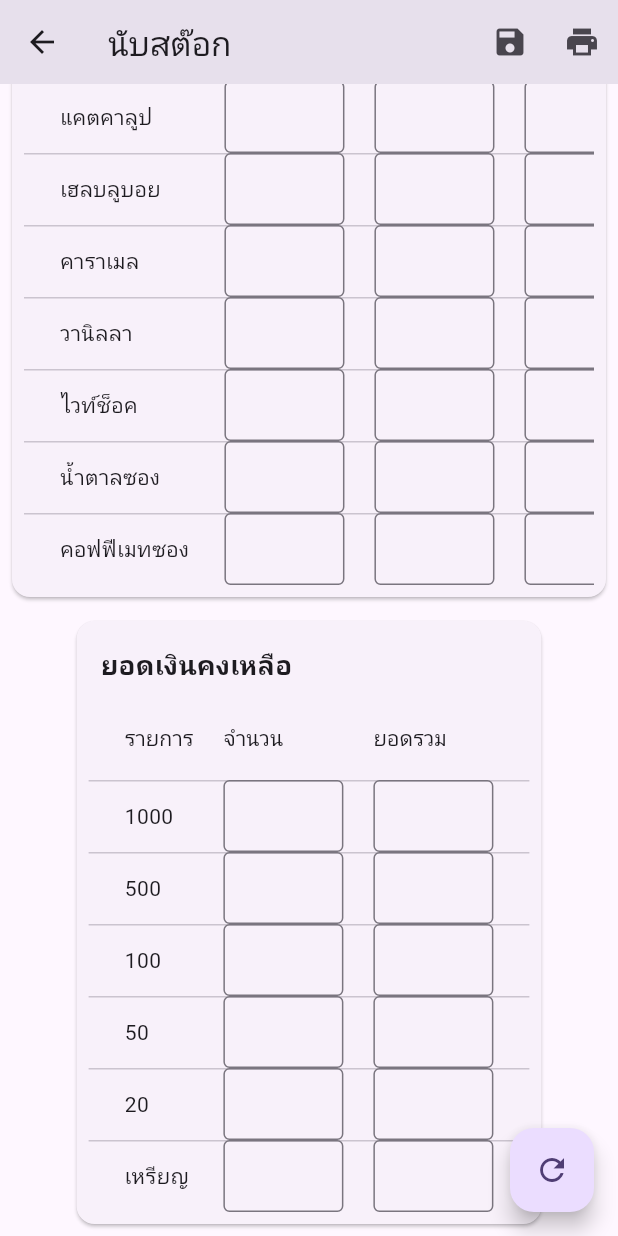
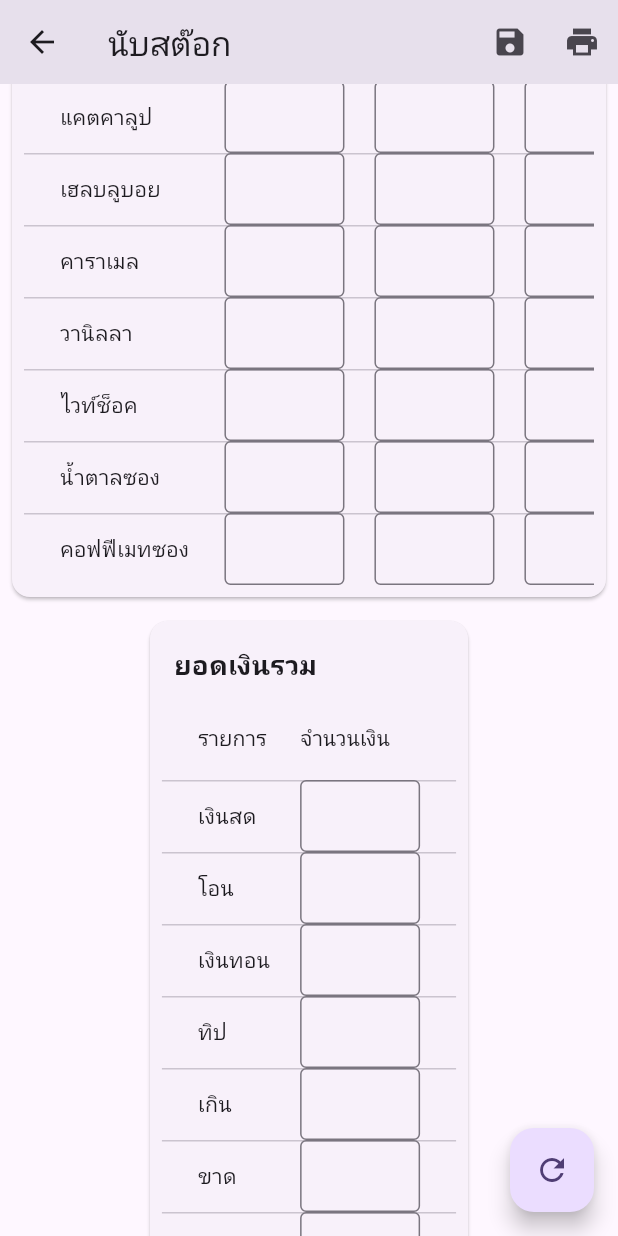
Before and after one commit to llsit/roast-koff-management, a Flutter app: the AddStockScreen screen opened by its route, scrolled down 2880 dp, on a phone screen of 412 x 824 dp. Run offline on Flutter 3.47's test engine with Material 3 defaults, Android fonts, the phone set to English and light mode, and no system bars; our stand-ins replace firebase_auth, firebase_core, flutter_dotenv; accounts and stored records are empty.

Commit message:
- added table in bottom

```diff
--- a/lib/features/stock/presentation/screen/add_stock_screen.dart
+++ b/lib/features/stock/presentation/screen/add_stock_screen.dart
@@ -78,7 +78,17 @@ class _AddStockScreenState extends State<AddStockScreen> {
     StockItem(name: 'คอฟฟีเมทซอง', category: 'right'),
   ];
 
-  final List<StockItem> bottomItems = [
+  final List<StockItem> bottomLeftItems = [
+    StockItem(name: 'เงินสด', category: 'leftBottom'),
+    StockItem(name: 'โอน', category: 'leftBottom'),
+    StockItem(name: 'เงินทอน', category: 'leftBottom'),
+    StockItem(name: 'ทิป', category: 'leftBottom'),
+    StockItem(name: 'เกิน', category: 'leftBottom'),
+    StockItem(name: 'ขาด', category: 'leftBottom'),
+    StockItem(name: 'รวม', category: 'leftBottom'),
+  ];
+
+  final List<StockItem> bottomRightItems = [
     StockItem(name: '1000', category: 'bottom'),
     StockItem(name: '500', category: 'bottom'),
     StockItem(name: '100', category: 'bottom'),
@@ -144,8 +154,7 @@ class _AddStockScreenState extends State<AddStockScreen> {
                   _buildDateSection(),
                   _buildTopSection(),
                   _buildItemsSection(context, constraints),
-                  _buildBottomSection(),
-                  _buildTotalSection(),
+                  _buildBottomItemsSection(constraints),
                 ],
               ),
             );
@@ -167,8 +176,13 @@ class _AddStockScreenState extends State<AddStockScreen> {
                       ),
                     ],
                   ),
-                  _buildBottomSection(),
-                  _buildTotalSection(),
+                  Row(
+                    crossAxisAlignment: CrossAxisAlignment.start,
+                    children: [
+                      Expanded(child: _buildBottomSection()),
+                      Expanded(child: _buildLeftBottomSection()),
+                    ],
+                  ),
                 ],
               ),
             );
@@ -402,6 +416,68 @@ class _AddStockScreenState extends State<AddStockScreen> {
     );
   }
 
+  Widget _buildBottomItemsSection(BoxConstraints constraints) {
+    if (constraints.maxWidth < 600) {
+      // Mobile layout - items stacked vertically
+      return Column(
+        children: [_buildLeftBottomSection(), _buildBottomSection()],
+      );
+    } else {
+      // This is handled in the main build method for tablet/desktop
+      return Container();
+    }
+  }
+
+  Widget _buildLeftBottomSection() {
+    return Card(
+      margin: const EdgeInsets.all(8),
+      child: Padding(
+        padding: const EdgeInsets.all(8),
+        child: Column(
+          crossAxisAlignment: CrossAxisAlignment.start,
+          children: [
+            const Padding(
+              padding: EdgeInsets.all(8.0),
+              child: Text(
+                'ยอดเงินรวม',
+                style: TextStyle(fontSize: 18, fontWeight: FontWeight.bold),
+              ),
+            ),
+            SingleChildScrollView(
+              scrollDirection: Axis.horizontal,
+              child: DataTable(
+                columnSpacing: 20,
+                columns: const [
+                  DataColumn(label: Text('รายการ')),
+                  DataColumn(label: Text('จำนวนเงิน')),
+                ],
+                rows:
+                    bottomLeftItems.map((item) {
+                      return DataRow(
+                        cells: [
+                          DataCell(Text(item.name)),
+                          DataCell(
+                            _buildNumberInput(
+                              value: item.beginStock,
+                              onChanged:
+                                  (value) => updateStockItemValue(
+                                    item,
+                                    value,
+                                    column: 'จำนวนเงิน',
+                                  ),
+                            ),
+                          ),
+                        ],
+                      );
+                    }).toList(),
+              ),
+            ),
+          ],
+        ),
+      ),
+    );
+  }
+
   Widget _buildBottomSection() {
     return Card(
       margin: const EdgeInsets.all(8),
@@ -427,7 +503,7 @@ class _AddStockScreenState extends State<AddStockScreen> {
                   DataColumn(label: Text('ยอดรวม')),
                 ],
                 rows:
-                    bottomItems.map((item) {
+                    bottomRightItems.map((item) {
                       return DataRow(
                         cells: [
                           DataCell(Text(item.name)),
@@ -464,47 +540,6 @@ class _AddStockScreenState extends State<AddStockScreen> {
     );
   }
 
-  Widget _buildTotalSection() {
-    return Card(
-      margin: const EdgeInsets.all(8),
-      child: Padding(
-        padding: const EdgeInsets.all(16),
-        child: Column(
-          children: [
-            const Text(
-              'รวมยอดเงิน',
-              style: TextStyle(fontSize: 20, fontWeight: FontWeight.bold),
-            ),
-            const SizedBox(height: 16),
-            Row(
-              mainAxisAlignment: MainAxisAlignment.spaceEvenly,
-              children: [
-                Expanded(child: _buildTotalField('ทิป', '0')),
-                const SizedBox(width: 8),
-                Expanded(child: _buildTotalField('เกิน', '0')),
-                const SizedBox(width: 8),
-                Expanded(child: _buildTotalField('ขาด', '0')),
-              ],
-            ),
-          ],
-        ),
-      ),
-    );
-  }
-
-  Widget _buildTotalField(String label, String value) {
-    return TextField(
-      decoration: InputDecoration(
-        labelText: label,
-        border: const OutlineInputBorder(),
-        contentPadding: const EdgeInsets.symmetric(horizontal: 8, vertical: 8),
-      ),
-      controller: TextEditingController(text: value),
-      readOnly: true,
-      style: const TextStyle(fontSize: 18, fontWeight: FontWeight.bold),
-    );
-  }
-
   Widget _buildNumberInput({
     String? value,
     required Function(String) onChanged,
```
